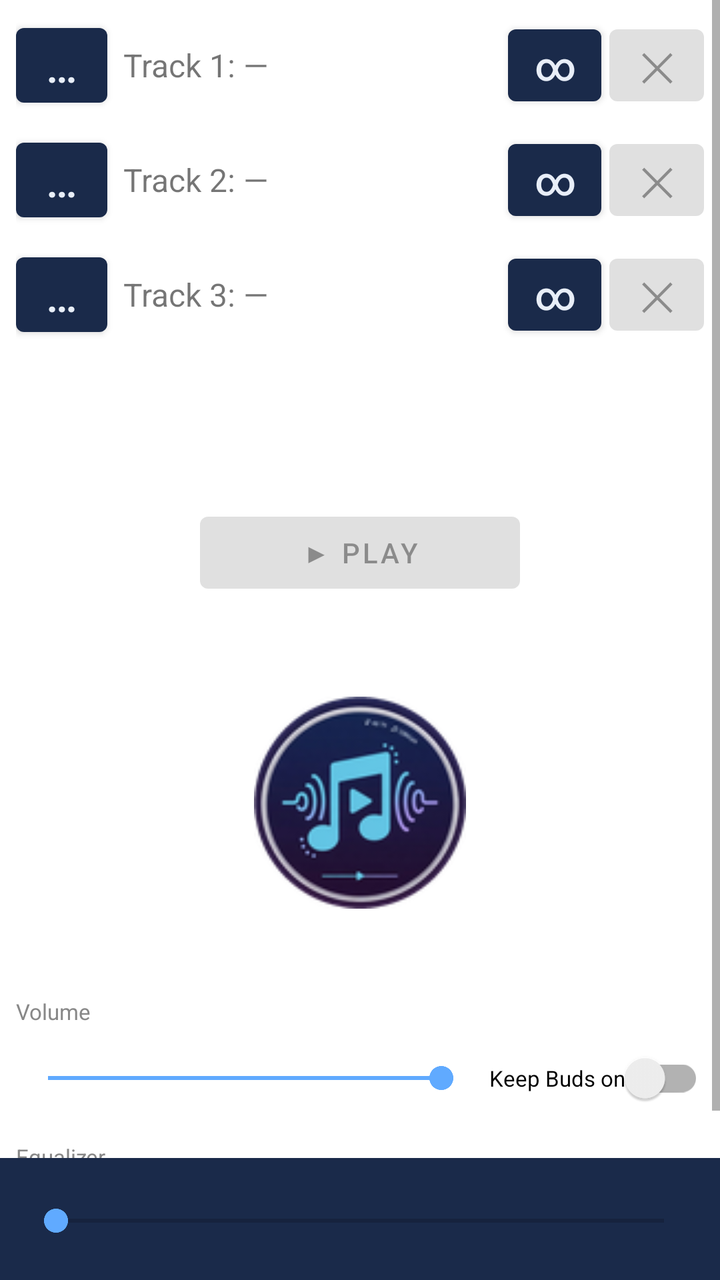
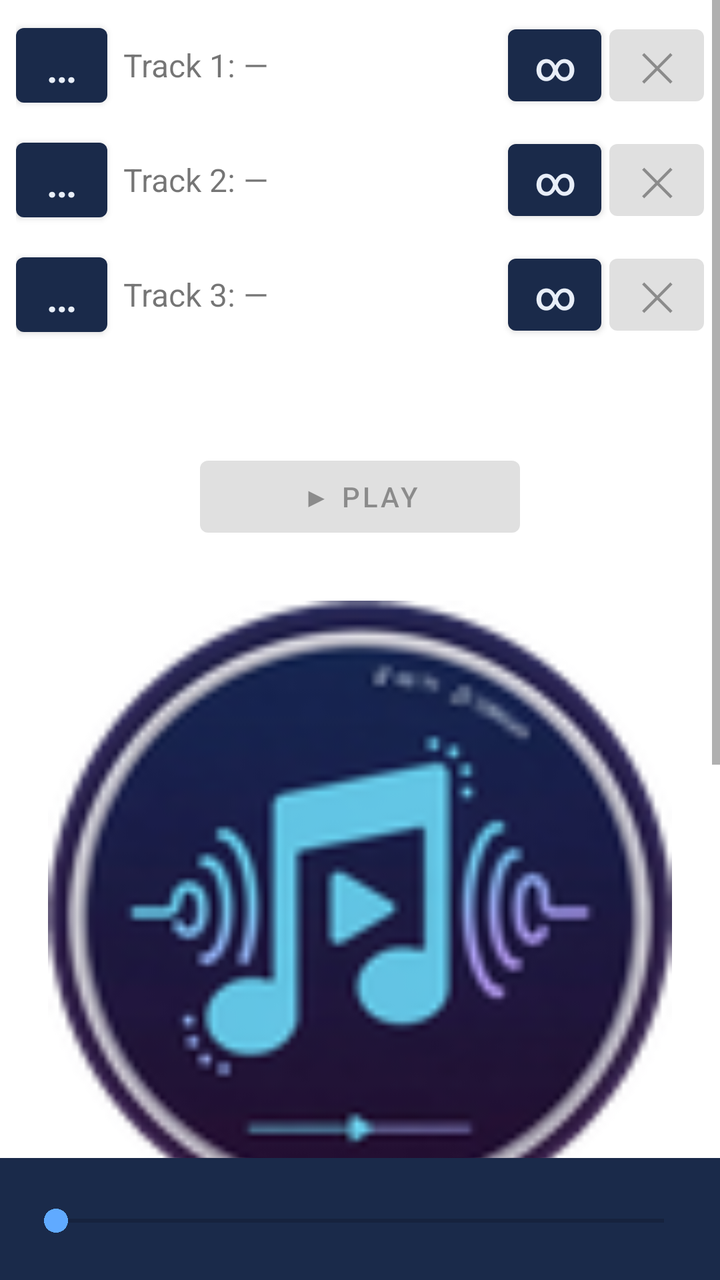

Two renders of the same Android screen: before a commit and after it. Below are the layout's source before the change and the commit's diff.
<!-- AndroidManifest.xml: application theme Theme.AvrcpPlayer -->
<!-- res/layout/activity_main.xml -->
<?xml version="1.0" encoding="utf-8"?>
<RelativeLayout xmlns:android="http://schemas.android.com/apk/res/android"
    android:layout_width="match_parent"
    android:layout_height="match_parent">

    <ScrollView
        android:layout_width="match_parent"
        android:layout_height="match_parent"
        android:layout_above="@id/statusBar"
        android:fillViewport="true">

        <LinearLayout
            android:layout_width="match_parent"
            android:layout_height="wrap_content"
            android:orientation="vertical"
            android:padding="8dp">

            
            <LinearLayout
                android:layout_width="match_parent"
                android:layout_height="wrap_content"
                android:orientation="horizontal"
                android:gravity="center_vertical"
                android:layout_marginBottom="8dp">

                <Button
                    android:id="@+id/btnAddTrack0"
                    android:layout_width="wrap_content"
                    android:layout_height="wrap_content"
                    android:text="…"
                    android:textSize="22sp"
                    android:minWidth="0dp"
                    android:paddingHorizontal="14dp"
                    android:layout_marginEnd="8dp" />

                <TextView
                    android:id="@+id/tvTrack0"
                    android:layout_width="0dp"
                    android:layout_height="wrap_content"
                    android:layout_weight="1"
                    android:text="Track 1: —"
                    android:textSize="16sp" />

                <Button
                    android:id="@+id/btnRepeat0"
                    android:layout_width="wrap_content"
                    android:layout_height="wrap_content"
                    android:text="∞"
                    android:textSize="20sp"
                    android:minWidth="0dp"
                    android:paddingHorizontal="12dp"
                    android:layout_marginEnd="4dp" />

                <Button
                    android:id="@+id/btnRemoveTrack0"
                    android:layout_width="wrap_content"
                    android:layout_height="wrap_content"
                    android:text="@string/btn_remove"
                    android:textSize="20sp"
                    android:minWidth="0dp"
                    android:paddingHorizontal="14dp"
                    android:enabled="false" />
            </LinearLayout>

            
            <LinearLayout
                android:layout_width="match_parent"
                android:layout_height="wrap_content"
                android:orientation="horizontal"
                android:gravity="center_vertical"
                android:layout_marginBottom="8dp">

                <Button
                    android:id="@+id/btnAddTrack1"
                    android:layout_width="wrap_content"
                    android:layout_height="wrap_content"
                    android:text="…"
                    android:textSize="22sp"
                    android:minWidth="0dp"
                    android:paddingHorizontal="14dp"
                    android:layout_marginEnd="8dp" />

                <TextView
                    android:id="@+id/tvTrack1"
                    android:layout_width="0dp"
                    android:layout_height="wrap_content"
                    android:layout_weight="1"
                    android:text="Track 2: —"
                    android:textSize="16sp" />

                <Button
                    android:id="@+id/btnRepeat1"
                    android:layout_width="wrap_content"
                    android:layout_height="wrap_content"
                    android:text="∞"
                    android:textSize="20sp"
                    android:minWidth="0dp"
                    android:paddingHorizontal="12dp"
                    android:layout_marginEnd="4dp" />

                <Button
                    android:id="@+id/btnRemoveTrack1"
                    android:layout_width="wrap_content"
                    android:layout_height="wrap_content"
                    android:text="@string/btn_remove"
                    android:textSize="20sp"
                    android:minWidth="0dp"
                    android:paddingHorizontal="14dp"
                    android:enabled="false" />
            </LinearLayout>

            
            <LinearLayout
                android:layout_width="match_parent"
                android:layout_height="wrap_content"
                android:orientation="horizontal"
                android:gravity="center_vertical"
                android:layout_marginBottom="36dp">

                <Button
                    android:id="@+id/btnAddTrack2"
                    android:layout_width="wrap_content"
                    android:layout_height="wrap_content"
                    android:text="…"
                    android:textSize="22sp"
                    android:minWidth="0dp"
                    android:paddingHorizontal="14dp"
                    android:layout_marginEnd="8dp" />

                <TextView
                    android:id="@+id/tvTrack2"
                    android:layout_width="0dp"
                    android:layout_height="wrap_content"
                    android:layout_weight="1"
                    android:text="Track 3: —"
                    android:textSize="16sp" />

                <Button
                    android:id="@+id/btnRepeat2"
                    android:layout_width="wrap_content"
                    android:layout_height="wrap_content"
                    android:text="∞"
                    android:textSize="20sp"
                    android:minWidth="0dp"
                    android:paddingHorizontal="12dp"
                    android:layout_marginEnd="4dp" />

                <Button
                    android:id="@+id/btnRemoveTrack2"
                    android:layout_width="wrap_content"
                    android:layout_height="wrap_content"
                    android:text="@string/btn_remove"
                    android:textSize="20sp"
                    android:minWidth="0dp"
                    android:paddingHorizontal="14dp"
                    android:enabled="false" />
            </LinearLayout>

            
            <TextView
                android:id="@+id/tvSlot"
                android:layout_width="match_parent"
                android:layout_height="wrap_content"
                android:text=""
                android:textSize="11sp"
                android:textColor="#888888"
                android:gravity="center" />

            <TextView
                android:id="@+id/tvNowPlaying"
                android:layout_width="match_parent"
                android:layout_height="wrap_content"
                android:text="@string/now_playing_none"
                android:textSize="16sp"
                android:gravity="center"
                android:layout_marginBottom="8dp" />

            <Button
                android:id="@+id/btnPlayPause"
                android:layout_width="160dp"
                android:layout_height="wrap_content"
                android:text="@string/btn_play"
                android:enabled="false"
                android:layout_gravity="center_horizontal"
                android:layout_marginBottom="12dp" />

            <ImageView
                android:id="@+id/imgLogo"
                android:layout_width="106dp"
                android:layout_height="106dp"
                android:src="@mipmap/ic_launcher"
                android:contentDescription="@string/app_name"
                android:layout_gravity="center_horizontal"
                android:layout_marginTop="36dp"
                android:layout_marginBottom="36dp" />

            
            <TextView
                android:layout_width="match_parent"
                android:layout_height="wrap_content"
                android:text="@string/volume_label"
                android:textSize="11sp"
                android:textColor="#888888"
                android:layout_marginTop="8dp"
                android:layout_marginBottom="2dp" />

            <LinearLayout
                android:layout_width="match_parent"
                android:layout_height="wrap_content"
                android:orientation="horizontal"
                android:gravity="center_vertical"
                android:layout_marginBottom="8dp">

                <SeekBar
                    android:id="@+id/volumeSlider"
                    android:layout_width="0dp"
                    android:layout_height="wrap_content"
                    android:layout_weight="1"
                    android:max="100"
                    android:progress="100"
                    android:progressTint="#60aaff"
                    android:thumbTint="#60aaff" />

                <androidx.appcompat.widget.SwitchCompat
                    android:id="@+id/switchKeepAlive"
                    android:layout_width="wrap_content"
                    android:layout_height="wrap_content"
                    android:text="@string/keep_buds_on"
                    android:textSize="11sp"
                    android:layout_marginStart="8dp" />
            </LinearLayout>

            
            <TextView
                android:layout_width="match_parent"
                android:layout_height="wrap_content"
                android:text="@string/settings_eq_label"
                android:textSize="11sp"
                android:textColor="#888888"
                android:layout_marginBottom="2dp" />

            <HorizontalScrollView
                android:layout_width="match_parent"
                android:layout_height="wrap_content"
                android:scrollbars="none"
                android:layout_marginBottom="8dp">

                <LinearLayout
                    android:id="@+id/eqContainer"
                    android:layout_width="wrap_content"
                    android:layout_height="wrap_content"
                    android:orientation="horizontal" />
            </HorizontalScrollView>

        </LinearLayout>
    </ScrollView>

    
    <LinearLayout
        android:id="@+id/statusBar"
        android:layout_width="match_parent"
        android:layout_height="wrap_content"
        android:layout_alignParentBottom="true"
        android:orientation="vertical"
        android:background="#1a2a4a"
        android:paddingHorizontal="12dp"
        android:paddingTop="4dp"
        android:paddingBottom="4dp">

        <TextView
            android:id="@+id/tvStatusTitle"
            android:layout_width="match_parent"
            android:layout_height="wrap_content"
            android:text="@string/now_playing_none"
            android:textColor="#ffffff"
            android:textSize="12sp"
            android:singleLine="true"
            android:ellipsize="end"
            android:layout_marginBottom="2dp" />

        <SeekBar
            android:id="@+id/seekBar"
            android:layout_width="match_parent"
            android:layout_height="wrap_content"
            android:enabled="false"
            android:progressTint="#60aaff"
            android:thumbTint="#60aaff"
            android:layout_marginBottom="2dp" />

        <LinearLayout
            android:layout_width="match_parent"
            android:layout_height="wrap_content"
            android:orientation="horizontal">

            <TextView
                android:id="@+id/tvPosition"
                android:layout_width="0dp"
                android:layout_height="wrap_content"
                android:layout_weight="1"
                android:text=""
                android:textColor="#aaccff"
                android:textSize="11sp" />

            <TextView
                android:id="@+id/tvRemaining"
                android:layout_width="0dp"
                android:layout_height="wrap_content"
                android:layout_weight="1"
                android:gravity="center"
                android:text=""
                android:textColor="#aaccff"
                android:textSize="11sp" />

            <TextView
                android:id="@+id/tvDuration"
                android:layout_width="0dp"
                android:layout_height="wrap_content"
                android:layout_weight="1"
                android:gravity="end"
                android:text=""
                android:textColor="#aaccff"
                android:textSize="11sp" />

        </LinearLayout>
    </LinearLayout>

</RelativeLayout>
<!-- resources referenced by this layout -->
<resources>
  <!-- mipmap ic_launcher: png bitmap (mipmap-hdpi, 5773 bytes) -->
  <string name="app_name">BudsPlay</string>
  <string name="btn_play">▶  Play</string>
  <string name="btn_remove">✕</string>
  <string name="keep_buds_on">Keep Buds on</string>
  <string name="now_playing_none" />
  <string name="settings_eq_label">Equalizer</string>
  <string name="volume_label">Volume</string>
  <style name="Theme.AvrcpPlayer" parent="Theme.MaterialComponents.DayNight.DarkActionBar">
          <item name="colorPrimary">#1a2a4a</item>
          <item name="colorPrimaryVariant">#2a4a7a</item>
          <item name="colorOnPrimary">#e8eef8</item>
      </style>
</resources>

<!-- the commit's change to res/layout/activity_main.xml (unified diff, before → after) -->
@@ -115,7 +115,7 @@
                 android:layout_height="wrap_content"
                 android:orientation="horizontal"
                 android:gravity="center_vertical"
-                android:layout_marginBottom="36dp">
+                android:layout_marginBottom="8dp">
 
                 <Button
                     android:id="@+id/btnAddTrack2"
@@ -186,13 +186,14 @@
 
             <ImageView
                 android:id="@+id/imgLogo"
-                android:layout_width="106dp"
-                android:layout_height="106dp"
+                android:layout_width="match_parent"
+                android:layout_height="0dp"
+                android:layout_weight="1"
                 android:src="@mipmap/ic_launcher"
-                android:contentDescription="@string/app_name"
-                android:layout_gravity="center_horizontal"
-                android:layout_marginTop="36dp"
-                android:layout_marginBottom="36dp" />
+                android:scaleType="fitCenter"
+                android:adjustViewBounds="true"
+                android:padding="16dp"
+                android:contentDescription="@string/app_name" />
 
             
             <TextView
@@ -234,9 +235,67 @@
             <TextView
                 android:layout_width="match_parent"
                 android:layout_height="wrap_content"
+                android:text="@string/heartbeat_label"
+                android:textSize="11sp"
+                android:textColor="#888888"
+                android:layout_marginTop="8dp"
+                android:layout_marginBottom="2dp" />
+
+            <LinearLayout
+                android:layout_width="match_parent"
+                android:layout_height="wrap_content"
+                android:orientation="horizontal"
+                android:gravity="center_vertical"
+                android:layout_marginBottom="8dp">
+
+                <SeekBar
+                    android:id="@+id/sliderHeartbeat"
+                    android:layout_width="0dp"
+                    android:layout_height="wrap_content"
+                    android:layout_weight="1"
+                    android:max="100"
+                    android:progress="30"
+                    android:progressTint="#60aaff"
+                    android:thumbTint="#60aaff" />
+
+                <androidx.appcompat.widget.SwitchCompat
+                    android:id="@+id/switchHeartbeat"
+                    android:layout_width="wrap_content"
+                    android:layout_height="wrap_content"
+                    android:text="@string/heartbeat_on"
+                    android:textSize="11sp"
+                    android:layout_marginStart="8dp" />
+            </LinearLayout>
+
+            
+            <TextView
+                android:id="@+id/tvHeartbeatBpm"
+                android:layout_width="match_parent"
+                android:layout_height="wrap_content"
+                android:text="40 BPM"
+                android:textSize="11sp"
+                android:textColor="#888888"
+                android:layout_marginTop="4dp"
+                android:layout_marginBottom="2dp" />
+
+            <SeekBar
+                android:id="@+id/sliderHeartbeatBpm"
+                android:layout_width="match_parent"
+                android:layout_height="wrap_content"
+                android:max="30"
+                android:progress="10"
+                android:progressTint="#60aaff"
+                android:thumbTint="#60aaff"
+                android:layout_marginBottom="8dp" />
+
+            
+            <TextView
+                android:layout_width="match_parent"
+                android:layout_height="wrap_content"
                 android:text="@string/settings_eq_label"
                 android:textSize="11sp"
                 android:textColor="#888888"
+                android:layout_marginTop="8dp"
                 android:layout_marginBottom="2dp" />
 
             <HorizontalScrollView
<!-- resource entries referenced after the edit -->
@@ -4,6 +4,8 @@
   <string name="app_name">BudsPlay</string>
   <string name="btn_play">▶  Play</string>
   <string name="btn_remove">✕</string>
+  <string name="heartbeat_label">Heartbeat</string>
+  <string name="heartbeat_on">On</string>
   <string name="keep_buds_on">Keep Buds on</string>
   <string name="now_playing_none" />
   <string name="settings_eq_label">Equalizer</string>
